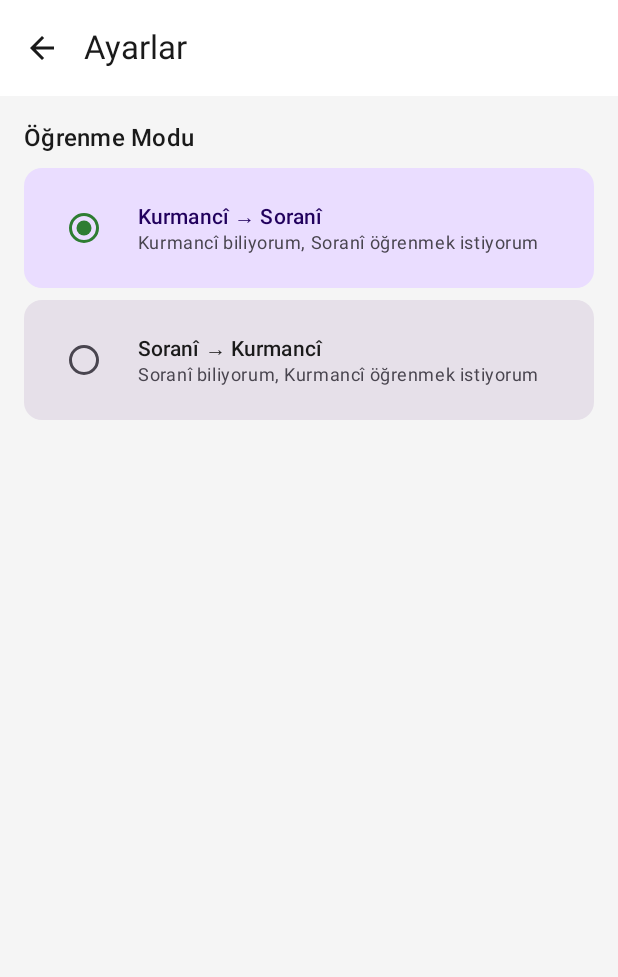
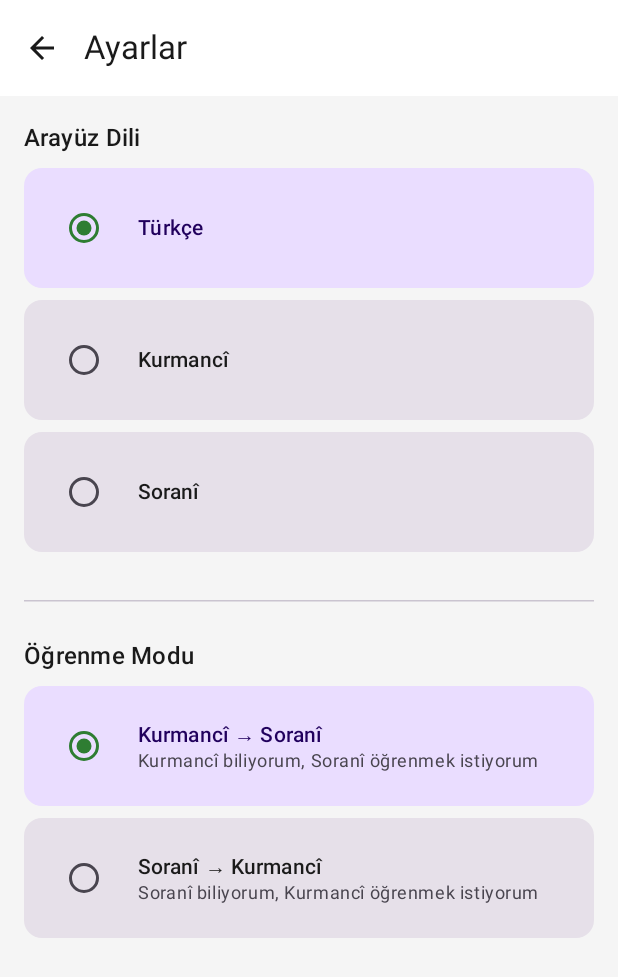
Before and after one commit to heftreng49/kurdi, an Android app built with Jetpack Compose: the screen it shows after launch (MainActivity), after a tap on "Ayarlar", on a phone screen of 412 x 824 dp. Shown: the top 977 px of the screen. Run offline under Robolectric (Android 15) with nearby library versions, the light colour scheme and no system bars; our stand-ins replace Room's generated code; libraries missing offline, so code that uses them is left out: com.jakewharton.retrofit2; 1 statement that could not run was skipped.

Commit message:
v5: otomatik index.json + arayüz dil desteği

```diff
--- a/app/src/main/java/com/heftreng/kurdi/data/local/TercihDataStore.kt
+++ b/app/src/main/java/com/heftreng/kurdi/data/local/TercihDataStore.kt
@@ -6,6 +6,7 @@ import androidx.datastore.preferences.core.Preferences
 import androidx.datastore.preferences.core.edit
 import androidx.datastore.preferences.core.stringPreferencesKey
 import androidx.datastore.preferences.preferencesDataStore
+import com.heftreng.kurdi.util.AppLanguage
 import com.heftreng.kurdi.util.LearningMode
 import kotlinx.coroutines.flow.Flow
 import kotlinx.coroutines.flow.map
@@ -14,6 +15,7 @@ val Context.tercihDataStore: DataStore<Preferences> by preferencesDataStore(name
 
 object TercihAnahtarlari {
     val LEARNING_MODE = stringPreferencesKey("learning_mode")
+    val APP_LANGUAGE  = stringPreferencesKey("app_language")
 }
 
 class TercihYoneticisi(private val context: Context) {
@@ -25,9 +27,23 @@ class TercihYoneticisi(private val context: Context) {
             )
         }
 
+    // Varsayılan arayüz dili Türkçe — kullanıcı isterse Kurmancî/Soranî'ye geçebilir
+    val appLanguageAkisi: Flow<AppLanguage> = context.tercihDataStore.data
+        .map { prefs ->
+            AppLanguage.valueOf(
+                prefs[TercihAnahtarlari.APP_LANGUAGE] ?: AppLanguage.TR.name
+            )
+        }
+
     suspend fun modKaydet(mode: LearningMode) {
         context.tercihDataStore.edit { prefs ->
             prefs[TercihAnahtarlari.LEARNING_MODE] = mode.name
         }
     }
+
+    suspend fun dilKaydet(lang: AppLanguage) {
+        context.tercihDataStore.edit { prefs ->
+            prefs[TercihAnahtarlari.APP_LANGUAGE] = lang.name
+        }
+    }
 }
--- a/app/src/main/java/com/heftreng/kurdi/ui/home/HomeScreen.kt
+++ b/app/src/main/java/com/heftreng/kurdi/ui/home/HomeScreen.kt
@@ -6,6 +6,7 @@ import androidx.compose.foundation.lazy.items
 import androidx.compose.material.icons.Icons
 import androidx.compose.material.icons.filled.Settings
 import androidx.compose.material3.*
+import androidx.compose.material3.pulltorefresh.PullToRefreshBox
 import androidx.compose.runtime.*
 import androidx.compose.ui.Alignment
 import androidx.compose.ui.Modifier
@@ -13,7 +14,9 @@ import androidx.compose.ui.text.font.FontWeight
 import androidx.compose.ui.unit.dp
 import androidx.lifecycle.viewmodel.compose.viewModel
 import com.heftreng.kurdi.data.model.UniteMeta
+import com.heftreng.kurdi.util.AppLanguage
 import com.heftreng.kurdi.util.LearningMode
+import com.heftreng.kurdi.util.Strings.t
 
 @OptIn(ExperimentalMaterial3Api::class)
 @Composable
@@ -23,14 +26,15 @@ fun HomeScreen(
     vm: HomeViewModel = viewModel()
 ) {
     val state by vm.uiState.collectAsState()
+    val lang = state.appLanguage
 
     Scaffold(
         topBar = {
             TopAppBar(
-                title = { Text("Kurdî", fontWeight = FontWeight.Bold) },
+                title = { Text(t(lang, "app_name"), fontWeight = FontWeight.Bold) },
                 actions = {
                     IconButton(onClick = onSettingsClick) {
-                        Icon(Icons.Default.Settings, contentDescription = "Ayarlar")
+                        Icon(Icons.Default.Settings, contentDescription = t(lang, "settings_title"))
                     }
                 },
                 colors = TopAppBarDefaults.topAppBarColors(
@@ -49,9 +53,9 @@ fun HomeScreen(
                     Modifier.align(Alignment.Center),
                     horizontalAlignment = Alignment.CenterHorizontally
                 ) {
-                    Text("Bağlantı hatası", style = MaterialTheme.typography.titleMedium)
+                    Text(t(lang, "connection_error"), style = MaterialTheme.typography.titleMedium)
                     Spacer(Modifier.height(8.dp))
-                    Button(onClick = vm::uniteleriYukle) { Text("Tekrar Dene") }
+                    Button(onClick = vm::uniteleriYukle) { Text(t(lang, "retry")) }
                 }
 
                 else -> LazyColumn(
@@ -59,7 +63,7 @@ fun HomeScreen(
                     verticalArrangement = Arrangement.spacedBy(12.dp)
                 ) {
                     item {
-                        ModBilgiBandı(state.learningMode)
+                        ModBilgiBandı(state.learningMode, lang)
                         Spacer(Modifier.height(8.dp))
                     }
                     items(state.uniteler, key = { it.unitId }) { unite ->
@@ -67,6 +71,7 @@ fun HomeScreen(
                         UniteKart(
                             unite        = unite,
                             mode         = state.learningMode,
+                            lang         = lang,
                             tamamlandi   = ilerleme?.tamamlandiMi ?: false,
                             yildiz       = ilerleme?.yildiz ?: 0,
                             onClick      = { onUniteClick(unite.dosya) }
@@ -79,11 +84,11 @@ fun HomeScreen(
 }
 
 @Composable
-private fun ModBilgiBandı(mode: LearningMode) {
+private fun ModBilgiBandı(mode: LearningMode, lang: AppLanguage) {
     val metin = if (mode.isKurmanci())
-        "Kurmancî → Soranî öğreniyorsun"
+        t(lang, "home_mode_kurmanci_sorani")
     else
-        "Soranî → Kurmancî öğreniyorsun"
+        t(lang, "home_mode_sorani_kurmanci")
 
     Surface(
         color = MaterialTheme.colorScheme.secondaryContainer,
@@ -103,6 +108,7 @@ private fun ModBilgiBandı(mode: LearningMode) {
 private fun UniteKart(
     unite: UniteMeta,
     mode: LearningMode,
+    lang: AppLanguage,
     tamamlandi: Boolean,
     yildiz: Int,
     onClick: () -> Unit
@@ -124,7 +130,7 @@ private fun UniteKart(
                 Text(baslik, style = MaterialTheme.typography.titleMedium, fontWeight = FontWeight.SemiBold)
                 Spacer(Modifier.height(4.dp))
                 Text(
-                    "${unite.kelimeSayisi} kelime · ${unite.soruSayisi} soru",
+                    "${unite.kelimeSayisi} ${t(lang, "home_words_questions")} · ${unite.soruSayisi} ${t(lang, "home_questions_label")}",
                     style = MaterialTheme.typography.bodySmall,
                     color = MaterialTheme.colorScheme.onSurfaceVariant
                 )
@@ -139,7 +145,7 @@ private fun UniteKart(
             if (tamamlandi) {
                 Icon(
                     imageVector = Icons.Default.Settings, // checkmark placeholder
-                    contentDescription = "Tamamlandı",
+                    contentDescription = null,
                     tint = MaterialTheme.colorScheme.primary
                 )
             }
--- a/app/src/main/java/com/heftreng/kurdi/ui/home/HomeViewModel.kt
+++ b/app/src/main/java/com/heftreng/kurdi/ui/home/HomeViewModel.kt
@@ -6,20 +6,22 @@ import androidx.lifecycle.viewModelScope
 import com.heftreng.kurdi.data.local.IlerlemeEntity
 import com.heftreng.kurdi.data.local.KurdiDatabase
 import com.heftreng.kurdi.data.local.TercihYoneticisi
-import com.heftreng.kurdi.data.local.tercihDataStore
 import com.heftreng.kurdi.data.model.UniteMeta
 import com.heftreng.kurdi.data.remote.NetworkModule
 import com.heftreng.kurdi.data.repository.KurdiRepository
+import com.heftreng.kurdi.util.AppLanguage
 import com.heftreng.kurdi.util.LearningMode
 import kotlinx.coroutines.flow.*
 import kotlinx.coroutines.launch
 
 data class HomeUiState(
     val yukleniyorMu: Boolean = true,
+    val yenileniyorMu: Boolean = false,
     val hataMesaji: String? = null,
     val uniteler: List<UniteMeta> = emptyList(),
     val ilerlemeMap: Map<String, IlerlemeEntity> = emptyMap(),
-    val learningMode: LearningMode = LearningMode.KURMANCI_TO_SORANI
+    val learningMode: LearningMode = LearningMode.KURMANCI_TO_SORANI,
+    val appLanguage: AppLanguage = AppLanguage.TR
 )
 
 class HomeViewModel(app: Application) : AndroidViewModel(app) {
@@ -36,15 +38,16 @@ class HomeViewModel(app: Application) : AndroidViewModel(app) {
     val uiState: StateFlow<HomeUiState> = _uiState.asStateFlow()
 
     init {
-        // İlerleme ve mod akışlarını birleştir
+        // İlerleme, öğrenme modu ve arayüz dili akışlarını birleştir
         viewModelScope.launch {
             combine(
                 db.ilerlemeDao().hepsiniAl(),
-                tercih.learningModeAkisi
-            ) { ilerlemeList, mode ->
-                ilerlemeList.associateBy { it.unitId } to mode
-            }.collect { (ilerlemeMap, mode) ->
-                _uiState.update { it.copy(ilerlemeMap = ilerlemeMap, learningMode = mode) }
+                tercih.learningModeAkisi,
+                tercih.appLanguageAkisi
+            ) { ilerlemeList, mode, lang ->
+                Triple(ilerlemeList.associateBy { it.unitId }, mode, lang)
+            }.collect { (ilerlemeMap, mode, lang) ->
+                _uiState.update { it.copy(ilerlemeMap = ilerlemeMap, learningMode = mode, appLanguage = lang) }
             }
         }
         uniteleriYukle()
@@ -54,12 +57,27 @@ class HomeViewModel(app: Application) : AndroidViewModel(app) {
         viewModelScope.launch {
             _uiState.update { it.copy(yukleniyorMu = true, hataMesaji = null) }
             repository.indexGetir()
-                .onSuccess  { index ->
+                .onSuccess { index ->
                     _uiState.update { it.copy(yukleniyorMu = false, uniteler = index.units) }
                 }
-                .onFailure  { hata ->
+                .onFailure { hata ->
                     _uiState.update { it.copy(yukleniyorMu = false, hataMesaji = hata.message) }
                 }
         }
     }
+
+    // Pull-to-refresh: cache'i temizle, yeni veri çek
+    fun yenile() {
+        viewModelScope.launch {
+            _uiState.update { it.copy(yenileniyorMu = true, hataMesaji = null) }
+            repository.cacheSifirla()
+            repository.indexGetir()
+                .onSuccess { index ->
+                    _uiState.update { it.copy(yenileniyorMu = false, uniteler = index.units) }
+                }
+                .onFailure { hata ->
+                    _uiState.update { it.copy(yenileniyorMu = false, hataMesaji = hata.message) }
+                }
+        }
+    }
 }
--- a/app/src/main/java/com/heftreng/kurdi/ui/lesson/LessonViewModel.kt
+++ b/app/src/main/java/com/heftreng/kurdi/ui/lesson/LessonViewModel.kt
@@ -10,6 +10,7 @@ import com.heftreng.kurdi.data.model.Kelime
 import com.heftreng.kurdi.data.model.Soru
 import com.heftreng.kurdi.data.remote.NetworkModule
 import com.heftreng.kurdi.data.repository.KurdiRepository
+import com.heftreng.kurdi.util.AppLanguage
 import com.heftreng.kurdi.util.LearningMode
 import kotlinx.coroutines.flow.*
 import kotlinx.coroutines.launch
@@ -26,6 +27,7 @@ data class LessonUiState(
     val mevcutIndex: Int = 0,
     val dogruSayisi: Int = 0,
     val learningMode: LearningMode = LearningMode.KURMANCI_TO_SORANI,
+    val appLanguage: AppLanguage = AppLanguage.TR,
     val bitti: Boolean = false
 ) {
     val mevcutAdim: DersAdimi? get() = adimlar.getOrNull(mevcutIndex)
@@ -53,7 +55,8 @@ class LessonViewModel(app: Application) : AndroidViewModel(app) {
         uniteDosya = dosya
         viewModelScope.launch {
             val mode = tercih.learningModeAkisi.first()
-            _uiState.update { it.copy(yukleniyorMu = true, learningMode = mode) }
+            val lang = tercih.appLanguageAkisi.first()
+            _uiState.update { it.copy(yukleniyorMu = true, learningMode = mode, appLanguage = lang) }
 
             repository.uniteGetir(dosya)
                 .onSuccess { unite ->
--- a/app/src/main/java/com/heftreng/kurdi/ui/settings/SettingsScreen.kt
+++ b/app/src/main/java/com/heftreng/kurdi/ui/settings/SettingsScreen.kt
@@ -2,8 +2,10 @@ package com.heftreng.kurdi.ui.settings
 
 import android.app.Application
 import androidx.compose.foundation.layout.*
+import androidx.compose.foundation.rememberScrollState
 import androidx.compose.foundation.selection.selectable
 import androidx.compose.foundation.selection.selectableGroup
+import androidx.compose.foundation.verticalScroll
 import androidx.compose.material.icons.Icons
 import androidx.compose.material.icons.automirrored.filled.ArrowBack
 import androidx.compose.material3.*
@@ -17,20 +19,34 @@ import androidx.lifecycle.AndroidViewModel
 import androidx.lifecycle.viewModelScope
 import androidx.lifecycle.viewmodel.compose.viewModel
 import com.heftreng.kurdi.data.local.TercihYoneticisi
+import com.heftreng.kurdi.util.AppLanguage
 import com.heftreng.kurdi.util.LearningMode
+import com.heftreng.kurdi.util.Strings.t
 import kotlinx.coroutines.flow.SharingStarted
+import kotlinx.coroutines.flow.combine
 import kotlinx.coroutines.flow.stateIn
 import kotlinx.coroutines.launch
+
+data class SettingsUiState(
+    val mode: LearningMode = LearningMode.KURMANCI_TO_SORANI,
+    val lang: AppLanguage = AppLanguage.TR
+)
 
 class SettingsViewModel(app: Application) : AndroidViewModel(app) {
     private val tercih = TercihYoneticisi(app)
 
-    val mode = tercih.learningModeAkisi.stateIn(
-        viewModelScope, SharingStarted.WhileSubscribed(5000), LearningMode.KURMANCI_TO_SORANI
-    )
+    val uiState = combine(
+        tercih.learningModeAkisi,
+        tercih.appLanguageAkisi
+    ) { mode, lang -> SettingsUiState(mode, lang) }
+        .stateIn(viewModelScope, SharingStarted.WhileSubscribed(5000), SettingsUiState())
 
     fun modDegistir(yeniMod: LearningMode) {
         viewModelScope.launch { tercih.modKaydet(yeniMod) }
+    }
+
+    fun dilDegistir(yeniDil: AppLanguage) {
+        viewModelScope.launch { tercih.dilKaydet(yeniDil) }
     }
 }
 
@@ -40,12 +56,13 @@ fun SettingsScreen(
     onGeri: () -> Unit,
     vm: SettingsViewModel = viewModel()
 ) {
-    val mevcutMod by vm.mode.collectAsState()
+    val state by vm.uiState.collectAsState()
+    val lang = state.lang
 
     Scaffold(
         topBar = {
             TopAppBar(
-                title = { Text("Ayarlar") },
+                title = { Text(t(lang, "settings_title")) },
                 navigationIcon = {
                     IconButton(onClick = onGeri) {
                         Icon(Icons.AutoMirrored.Filled.ArrowBack, "Geri")
@@ -54,25 +71,84 @@ fun SettingsScreen(
             )
         }
     ) { padding ->
-        Column(Modifier.padding(padding).padding(16.dp)) {
-            Text("Öğrenme Modu", style = MaterialTheme.typography.titleMedium)
+        Column(
+            Modifier
+                .padding(padding)
+                .padding(16.dp)
+                .verticalScroll(rememberScrollState())
+        ) {
+            // ── Arayüz Dili ───────────────────────────────────────────────
+            Text(t(lang, "settings_interface_language"), style = MaterialTheme.typography.titleMedium)
+            Spacer(Modifier.height(8.dp))
+
+            Column(Modifier.selectableGroup()) {
+                DilSecenegi(
+                    secili = lang == AppLanguage.TR,
+                    baslik = t(lang, "settings_lang_tr"),
+                    onClick = { vm.dilDegistir(AppLanguage.TR) }
+                )
+                Spacer(Modifier.height(8.dp))
+                DilSecenegi(
+                    secili = lang == AppLanguage.KURMANCI,
+                    baslik = t(lang, "settings_lang_kurmanci"),
+                    onClick = { vm.dilDegistir(AppLanguage.KURMANCI) }
+                )
+                Spacer(Modifier.height(8.dp))
+                DilSecenegi(
+                    secili = lang == AppLanguage.SORANI,
+                    baslik = t(lang, "settings_lang_sorani"),
+                    onClick = { vm.dilDegistir(AppLanguage.SORANI) }
+                )
+            }
+
+            Spacer(Modifier.height(32.dp))
+            HorizontalDivider()
+            Spacer(Modifier.height(24.dp))
+
+            // ── Öğrenme Modu ──────────────────────────────────────────────
+            Text(t(lang, "settings_learning_mode"), style = MaterialTheme.typography.titleMedium)
             Spacer(Modifier.height(8.dp))
 
             Column(Modifier.selectableGroup()) {
                 ModSecenegi(
-                    secili = mevcutMod == LearningMode.KURMANCI_TO_SORANI,
-                    baslik = "Kurmancî → Soranî",
-                    aciklama = "Kurmancî biliyorum, Soranî öğrenmek istiyorum",
+                    secili = state.mode == LearningMode.KURMANCI_TO_SORANI,
+                    baslik = t(lang, "settings_mode_k2s_title"),
+                    aciklama = t(lang, "settings_mode_k2s_desc"),
                     onClick = { vm.modDegistir(LearningMode.KURMANCI_TO_SORANI) }
                 )
                 Spacer(Modifier.height(8.dp))
                 ModSecenegi(
-                    secili = mevcutMod == LearningMode.SORANI_TO_KURMANCI,
-                    baslik = "Soranî → Kurmancî",
-                    aciklama = "Soranî biliyorum, Kurmancî öğrenmek istiyorum",
+                    secili = state.mode == LearningMode.SORANI_TO_KURMANCI,
+                    baslik = t(lang, "settings_mode_s2k_title"),
+                    aciklama = t(lang, "settings_mode_s2k_desc"),
                     onClick = { vm.modDegistir(LearningMode.SORANI_TO_KURMANCI) }
                 )
             }
+        }
+    }
+}
+
+@Composable
+private fun DilSecenegi(
+    secili: Boolean,
+    baslik: String,
+    onClick: () -> Unit
+) {
+    Card(
+        modifier = Modifier.fillMaxWidth().selectable(
+            selected = secili,
+            onClick  = onClick,
+            role     = Role.RadioButton
+        ),
+        colors = if (secili)
+            CardDefaults.cardColors(containerColor = MaterialTheme.colorScheme.primaryContainer)
+        else
+            CardDefaults.cardColors()
+    ) {
+        Row(Modifier.padding(16.dp), verticalAlignment = Alignment.CenterVertically) {
+            RadioButton(selected = secili, onClick = onClick)
+            Spacer(Modifier.width(12.dp))
+            Text(baslik, style = MaterialTheme.typography.titleSmall)
         }
     }
 }
--- /dev/null
+++ b/app/src/main/java/com/heftreng/kurdi/util/AppLanguage.kt
@@ -0,0 +1,9 @@
+package com.heftreng.kurdi.util
+
+enum class AppLanguage {
+    TR,        // Türkçe
+    KURMANCI,  // Kurmancî
+    SORANI;    // Soranî (Arap alfabesi)
+
+    fun isRtl() = this == SORANI
+}
--- /dev/null
+++ b/app/src/main/java/com/heftreng/kurdi/util/Strings.kt
@@ -0,0 +1,178 @@
+package com.heftreng.kurdi.util
+
+/**
+ * Uygulama arayüzü için üç dilli metin merkezi.
+ * Kullanım: t(AppLanguage.KURMANCI, "home_title")
+ */
+object Strings {
+
+    private val keys: Map<String, Map<AppLanguage, String>> = mapOf(
+        // ── Genel ─────────────────────────────────────────────────────────
+        "app_name" to mapOf(
+            AppLanguage.TR to "Kurdî",
+            AppLanguage.KURMANCI to "Kurdî",
+            AppLanguage.SORANI to "کوردی"
+        ),
+        "retry" to mapOf(
+            AppLanguage.TR to "Tekrar Dene",
+            AppLanguage.KURMANCI to "Dîsa Biceribîne",
+            AppLanguage.SORANI to "دووبارە هەوڵبدەرەوە"
+        ),
+        "connection_error" to mapOf(
+            AppLanguage.TR to "Bağlantı hatası",
+            AppLanguage.KURMANCI to "Xeletiya girêdanê",
+            AppLanguage.SORANI to "هەڵەی پەیوەندی"
+        ),
+
+        // ── Ana Sayfa ─────────────────────────────────────────────────────
+        "home_mode_kurmanci_sorani" to mapOf(
+            AppLanguage.TR to "Kurmancî → Soranî öğreniyorsun",
+            AppLanguage.KURMANCI to "Tu Kurmancî → Soranî hîn dibî",
+            AppLanguage.SORANI to "تۆ کورمانجی → سۆرانی فێر دەبیت"
+        ),
+        "home_mode_sorani_kurmanci" to mapOf(
+            AppLanguage.TR to "Soranî → Kurmancî öğreniyorsun",
+            AppLanguage.KURMANCI to "Tu Soranî → Kurmancî hîn dibî",
+            AppLanguage.SORANI to "تۆ سۆرانی → کورمانجی فێر دەبیت"
+        ),
+        "home_words_questions" to mapOf(  // "%d kelime · %d soru" formatı için prefix/suffix
+            AppLanguage.TR to "kelime",
+            AppLanguage.KURMANCI to "peyv",
+            AppLanguage.SORANI to "وشە"
+        ),
+        "home_questions_label" to mapOf(
+            AppLanguage.TR to "soru",
+            AppLanguage.KURMANCI to "pirs",
+            AppLanguage.SORANI to "پرسیار"
+        ),
+
+        // ── Ders Ekranı ───────────────────────────────────────────────────
+        "lesson_load_error" to mapOf(
+            AppLanguage.TR to "Ünite yüklenemedi",
+            AppLanguage.KURMANCI to "Yekîne nehat barkirin",
+            AppLanguage.SORANI to "یەکە بارنەکرا"
+        ),
+        "lesson_continue" to mapOf(
+            AppLanguage.TR to "Devam →",
+            AppLanguage.KURMANCI to "Bidomîne →",
+            AppLanguage.SORANI to "بەردەوامبە →"
+        ),
+        "lesson_check" to mapOf(
+            AppLanguage.TR to "Kontrol Et",
+            AppLanguage.KURMANCI to "Kontrol Bike",
+            AppLanguage.SORANI to "پشکنین بکە"
+        ),
+        "lesson_true" to mapOf(
+            AppLanguage.TR to "✓ Doğru",
+            AppLanguage.KURMANCI to "✓ Rast",
+            AppLanguage.SORANI to "✓ ڕاست"
+        ),
+        "lesson_false" to mapOf(
+            AppLanguage.TR to "✗ Yanlış",
+            AppLanguage.KURMANCI to "✗ Şaş",
+            AppLanguage.SORANI to "✗ هەڵە"
+        ),
+        "lesson_matched" to mapOf(
+            AppLanguage.TR to "eşleşti",
+            AppLanguage.KURMANCI to "li hev hat",
+            AppLanguage.SORANI to "گونجا"
+        ),
+        "lesson_done" to mapOf(
+            AppLanguage.TR to "Tamamlandı →",
+            AppLanguage.KURMANCI to "Qediya →",
+            AppLanguage.SORANI to "تەواوبوو →"
+        ),
+
+        // ── Sonuç Ekranı ──────────────────────────────────────────────────
+        "result_title" to mapOf(
+            AppLanguage.TR to "Ders Tamamlandı!",
+            AppLanguage.KURMANCI to "Ders Qediya!",
+            AppLanguage.SORANI to "وانە تەواوبوو!"
+        ),
+        "result_correct_answers" to mapOf(
+            AppLanguage.TR to "doğru cevap",
+            AppLanguage.KURMANCI to "bersiva rast",
+            AppLanguage.SORANI to "وەڵامی ڕاست"
+        ),
+        "result_perfect" to mapOf(
+            AppLanguage.TR to "Mükemmel! Pekala!",
+            AppLanguage.KURMANCI to "Pir baş!",
+            AppLanguage.SORANI to "زۆر باش!"
+        ),
+        "result_good" to mapOf(
+            AppLanguage.TR to "Aferin! Devam et!",
+            AppLanguage.KURMANCI to "Aferîn! Bidomîne!",
+            AppLanguage.SORANI to "ئاوات! بەردەوامبە!"
+        ),
+        "result_okay" to mapOf(
+            AppLanguage.TR to "İyi başlangıç, tekrar dene!",
+            AppLanguage.KURMANCI to "Destpêkek baş e, dîsa biceribîne!",
+            AppLanguage.SORANI to "دەستپێکی باشە، دووبارە هەوڵبدەرەوە!"
+        ),
+        "result_retry" to mapOf(
+            AppLanguage.TR to "Tekrar çalış, yapabilirsin!",
+            AppLanguage.KURMANCI to "Dîsa hewl bide, tu dikarî!",
+            AppLanguage.SORANI to "دووبارە هەوڵبدە، دەتوانیت!"
+        ),
+        "result_home_button" to mapOf(
+            AppLanguage.TR to "Ana Sayfaya Dön",
+            AppLanguage.KURMANCI to "Vegere Rûpela Sereke",
+            AppLanguage.SORANI to "بگەرێوە بۆ پەرەی سەرەکی"
+        ),
+
+        // ── Ayarlar ───────────────────────────────────────────────────────
+        "settings_title" to mapOf(
+            AppLanguage.TR to "Ayarlar",
+            AppLanguage.KURMANCI to "Mîheng",
+            AppLanguage.SORANI to "ڕێکخستن"
+        ),
+        "settings_learning_mode" to mapOf(
+            AppLanguage.TR to "Öğrenme Modu",
+            AppLanguage.KURMANCI to "Moda Fêrbûnê",
+            AppLanguage.SORANI to "شێوازی فێربوون"
+        ),
+        "settings_mode_k2s_title" to mapOf(
+            AppLanguage.TR to "Kurmancî → Soranî",
+            AppLanguage.KURMANCI to "Kurmancî → Soranî",
+            AppLanguage.SORANI to "کورمانجی → سۆرانی"
+        ),
+        "settings_mode_k2s_desc" to mapOf(
+            AppLanguage.TR to "Kurmancî biliyorum, Soranî öğrenmek istiyorum",
+            AppLanguage.KURMANCI to "Ez Kurmancî dizanim, dixwazim Soranî hîn bibim",
+            AppLanguage.SORANI to "من کورمانجی دەزانم، دەمەوێت سۆرانی فێربم"
+        ),
+        "settings_mode_s2k_title" to mapOf(
+            AppLanguage.TR to "Soranî → Kurmancî",
+            AppLanguage.KURMANCI to "Soranî → Kurmancî",
+            AppLanguage.SORANI to "سۆرانی → کورمانجی"
+        ),
+        "settings_mode_s2k_desc" to mapOf(
+            AppLanguage.TR to "Soranî biliyorum, Kurmancî öğrenmek istiyorum",
+            AppLanguage.KURMANCI to "Ez Soranî dizanim, dixwazim Kurmancî hîn bibim",
+            AppLanguage.SORANI to "من سۆرانی دەزانم، دەمەوێت کورمانجی فێربم"
+        ),
+        "settings_interface_language" to mapOf(
+            AppLanguage.TR to "Arayüz Dili",
+            AppLanguage.KURMANCI to "Zimanê Navîgehê",
+            AppLanguage.SORANI to "زمانی ڕووکار"
+        ),
+        "settings_lang_tr" to mapOf(
+            AppLanguage.TR to "Türkçe",
+            AppLanguage.KURMANCI to "Tirkî",
+            AppLanguage.SORANI to "تورکی"
+        ),
+        "settings_lang_kurmanci" to mapOf(
+            AppLanguage.TR to "Kurmancî",
+            AppLanguage.KURMANCI to "Kurmancî",
+            AppLanguage.SORANI to "کورمانجی"
+        ),
+        "settings_lang_sorani" to mapOf(
+            AppLanguage.TR to "Soranî",
+            AppLanguage.KURMANCI to "Soranî",
+            AppLanguage.SORANI to "سۆرانی"
+        )
+    )
+
+    fun t(lang: AppLanguage, key: String): String =
+        keys[key]?.get(lang) ?: keys[key]?.get(AppLanguage.TR) ?: key
+}
```
Also changed, not shown: app/src/main/java/com/heftreng/kurdi/data/repository/KurdiRepository.kt (+7 -0 lines), app/src/main/java/com/heftreng/kurdi/ui/lesson/LessonScreen.kt (+24 -14 lines), app/src/main/java/com/heftreng/kurdi/ui/result/ResultScreen.kt (+25 -12 lines), 4 other files.
